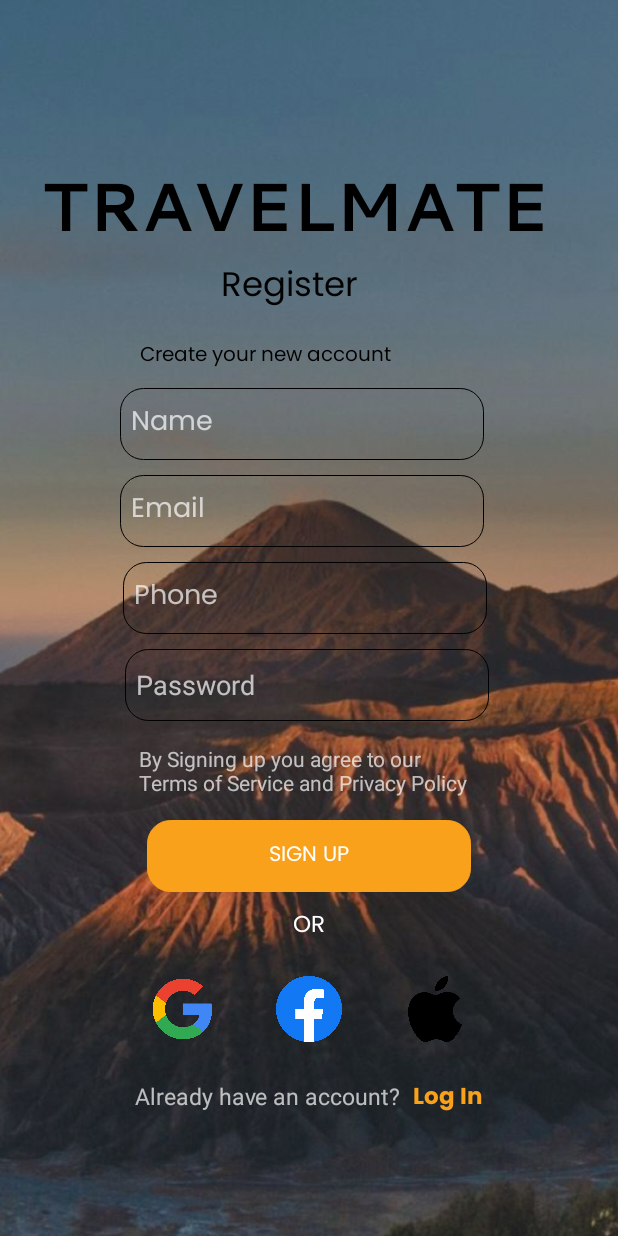
After one commit to Rite12/Travelmate, an Android app: the layout activity_register.xml on its own in the app's theme, with its tools: preview values and no code run, on a phone screen of 412 x 824 dp. The commit adds this screen. Run offline under Robolectric (Android 15) with nearby library versions, the phone set to English and light mode, and no system bars.

Commit message:
version 1.0.2 adding registration activities

```diff
--- a/app/build.gradle.kts
+++ b/app/build.gradle.kts
@@ -62,6 +62,7 @@ dependencies {
     implementation(libs.androidx.appcompat)
     implementation(libs.material)
     implementation(libs.androidx.activity)
+    implementation(libs.androidx.constraintlayout)
     testImplementation(libs.junit)
     androidTestImplementation(libs.androidx.junit)
     androidTestImplementation(libs.androidx.espresso.core)
--- a/app/src/main/java/com/example/travelmate/MainActivity.kt
+++ b/app/src/main/java/com/example/travelmate/MainActivity.kt
@@ -12,7 +12,6 @@ class MainActivity : AppCompatActivity() {
         super.onCreate(savedInstanceState)
         setContentView(R.layout.activity_main)
 
-        // Delay for 3 seconds before navigating to LoginActivity
         Handler(Looper.getMainLooper()).postDelayed({
             val intent = Intent(this, LoginActivity::class.java)
             startActivity(intent)
--- /dev/null
+++ b/app/src/main/java/com/example/travelmate/Register.kt
@@ -0,0 +1,24 @@
+package com.example.travelmate.ui.theme
+
+import android.os.Bundle
+import android.widget.TextView
+import android.content.Intent
+import androidx.activity.enableEdgeToEdge
+import androidx.appcompat.app.AppCompatActivity
+import androidx.core.view.ViewCompat
+import androidx.core.view.WindowInsetsCompat
+import com.example.travelmate.R
+
+class RegisterActivity : AppCompatActivity() {
+    override fun onCreate(savedInstanceState: Bundle?) {
+        super.onCreate(savedInstanceState)
+        enableEdgeToEdge()
+        setContentView(R.layout.activity_register)
+        val textView6 = findViewById<TextView>(R.id.textView6)
+        textView6.setOnClickListener{
+            val intent = Intent(this, LoginActivity::class.java)
+            startActivity(intent)
+        }
+
+        }
+    }
--- a/app/src/main/java/com/example/travelmate/ui/theme/login.kt
+++ b/app/src/main/java/com/example/travelmate/ui/theme/login.kt
@@ -1,16 +1,18 @@
 package com.example.travelmate.ui.theme
 
+import android.annotation.SuppressLint
 import android.content.Context
 import android.content.Intent
 import android.content.SharedPreferences
 import android.os.Bundle
+import android.widget.TextView
 import android.widget.Button
 import android.widget.CheckBox
 import android.widget.EditText
 import android.widget.Toast
 import androidx.appcompat.app.AppCompatActivity
-import com.example.travelmate.MainActivity
 import com.example.travelmate.R
+import com.example.travelmate.ui.theme.RegisterActivity
 
 class LoginActivity : AppCompatActivity() {
     private lateinit var emailEditText: EditText
@@ -21,10 +23,10 @@ class LoginActivity : AppCompatActivity() {
     private lateinit var googleLoginButton: Button
     private lateinit var facebookLoginButton: Button
     private lateinit var appleLoginButton: Button
-    private lateinit var signUpButton: Button
     private lateinit var sharedPreferences: SharedPreferences
 
 
+    @SuppressLint("MissingInflatedId")
     override fun onCreate(savedInstanceState: Bundle?) {
         super.onCreate(savedInstanceState)
         setContentView(R.layout.login)
@@ -34,9 +36,17 @@ class LoginActivity : AppCompatActivity() {
         rememberMeCheckBox = findViewById(R.id.rememberMeCheckBox)
         loginButton = findViewById(R.id.loginButton)
 
+
         sharedPreferences = getSharedPreferences("loginPrefs", Context.MODE_PRIVATE)
 
         checkLoginStatus()
+
+        val registerTextView = findViewById<TextView>(R.id.textview3)
+        registerTextView.setOnClickListener {
+            val intent = Intent(this, RegisterActivity::class.java)
+            startActivity(intent)
+        }
+
 
         loginButton.setOnClickListener {
             val email = emailEditText.text.toString()
--- /dev/null
+++ b/app/src/main/res/layout/activity_register.xml
@@ -0,0 +1,250 @@
+<?xml version="1.0" encoding="utf-8"?>
+<RelativeLayout xmlns:android="http://schemas.android.com/apk/res/android"
+    xmlns:tools="http://schemas.android.com/tools"
+    android:layout_width="match_parent"
+    android:layout_height="match_parent"
+    tools:context=".ui.theme.RegisterActivity">
+
+
+    <ImageView
+        android:id="@+id/imageView"
+        android:layout_width="match_parent"
+        android:layout_height="match_parent"
+        android:contentDescription="@string/app_name"
+        android:scaleType="centerCrop"
+        android:src="@drawable/mountain" />
+
+    <TextView
+        android:id="@+id/textView3"
+        android:layout_width="wrap_content"
+        android:layout_height="wrap_content"
+        android:layout_alignParentStart="true"
+        android:layout_alignParentTop="true"
+        android:layout_alignParentEnd="true"
+        android:layout_centerHorizontal="true"
+        android:layout_marginStart="28dp"
+        android:layout_marginTop="104dp"
+        android:layout_marginEnd="22dp"
+        android:fontFamily="@font/boldc"
+        android:shadowDx="1"
+        android:shadowDy="1"
+        android:shadowRadius="1"
+        android:text="TRAVELMATE"
+        android:textColor="@color/black"
+        android:textSize="45sp" />
+
+    <TextView
+        android:id="@+id/textView4"
+        android:layout_width="98dp"
+        android:layout_height="42dp"
+        android:layout_below="@+id/textView3"
+        android:layout_centerHorizontal="true"
+        android:layout_alignParentStart="true"
+        android:layout_alignParentEnd="true"
+        android:layout_marginStart="147dp"
+        android:layout_marginTop="4dp"
+        android:layout_marginEnd="149dp"
+        android:fontFamily="@font/poppins"
+        android:text="Register"
+        android:textColor="@color/black"
+        android:textSize="22.5sp" />
+
+    <TextView
+        android:id="@id/textView2"
+        android:layout_width="181dp"
+        android:layout_height="wrap_content"
+        android:layout_below="@+id/textView4"
+        android:layout_alignParentStart="true"
+        android:layout_alignParentEnd="true"
+        android:layout_centerHorizontal="true"
+        android:layout_marginStart="93dp"
+        android:layout_marginTop="11dp"
+        android:layout_marginEnd="119dp"
+        android:fontFamily="@font/poppins"
+        android:text="Create your new account"
+        android:textColor="@color/black"
+        android:textSize="13.5sp" />
+
+    <EditText
+        android:id="@+id/editText"
+        android:layout_width="wrap_content"
+        android:layout_height="wrap_content"
+        android:layout_below="@+id/textView2"
+        android:layout_alignParentStart="true"
+        android:layout_alignParentEnd="true"
+        android:layout_centerHorizontal="true"
+        android:layout_marginStart="80dp"
+        android:layout_marginTop="10dp"
+        android:layout_marginEnd="89dp"
+        android:background="@drawable/rounded"
+        android:fontFamily="@font/poppins"
+        android:hint="Name"
+        android:inputType="textPersonName"
+        android:minHeight="48dp"
+        android:padding="7dp"
+        android:textColor="@color/black"
+        android:textSize="18sp" />
+
+    <EditText
+        android:id="@+id/EmailEditText"
+        android:layout_width="wrap_content"
+        android:layout_height="wrap_content"
+        android:layout_below="@+id/editText"
+        android:layout_alignParentStart="true"
+        android:layout_alignParentEnd="true"
+        android:layout_centerHorizontal="true"
+        android:layout_marginStart="80dp"
+        android:layout_marginTop="10dp"
+        android:layout_marginEnd="89dp"
+        android:background="@drawable/rounded"
+        android:fontFamily="@font/poppins"
+        android:hint="Email"
+        android:inputType="textEmailAddress"
+        android:minHeight="48dp"
+        android:padding="7dp"
+        android:textColor="@color/black" />
+
+    <EditText
+        android:id="@+id/PhoneEditText"
+        android:layout_width="wrap_content"
+        android:layout_height="wrap_content"
+        android:layout_below="@id/EmailEditText"
+        android:layout_alignParentStart="true"
+        android:layout_alignParentEnd="true"
+        android:layout_centerHorizontal="true"
+        android:layout_marginStart="82dp"
+        android:layout_marginTop="10dp"
+        android:layout_marginEnd="87dp"
+        android:background="@drawable/rounded"
+        android:fontFamily="@font/poppins"
+        android:hint="Phone"
+        android:inputType="textPhonetic"
+        android:minHeight="48dp"
+        android:padding="7dp"
+        android:textColor="@color/black" />
+
+    <EditText
+        android:id="@+id/PasswordEditText"
+        android:layout_width="wrap_content"
+        android:layout_height="wrap_content"
+        android:layout_below="@id/PhoneEditText"
+        android:layout_alignParentStart="true"
+        android:layout_alignParentEnd="true"
+        android:layout_centerHorizontal="true"
+        android:layout_marginStart="83dp"
+        android:layout_marginTop="10dp"
+        android:layout_marginEnd="86dp"
+        android:background="@drawable/rounded"
+        android:hint="Password"
+        android:inputType="textPassword"
+        android:minHeight="48dp"
+        android:padding="7dp"
+        android:textColor="@color/black" />
+
+    <TextView
+        android:id="@+id/terms"
+        android:layout_width="226dp"
+        android:layout_height="wrap_content"
+        android:layout_below="@id/PasswordEditText"
+        android:layout_centerHorizontal="true"
+        android:layout_marginTop="15dp"
+        android:gravity="left"
+        android:text="By Signing up you agree to our Terms of Service and Privacy Policy" />
+
+    <Button
+        android:id="@+id/daftar"
+        android:layout_width="216dp"
+        android:layout_height="48dp"
+        android:layout_below="@id/terms"
+        android:layout_centerHorizontal="true"
+        android:layout_marginLeft="20dp"
+        android:layout_marginTop="15dp"
+        android:layout_marginRight="20dp"
+        android:background="@drawable/rounded"
+        android:backgroundTint="@color/Oranges"
+        android:fontFamily="@font/poppins"
+        android:text="Sign Up" />
+
+    <TextView
+        android:id="@+id/textView"
+        android:layout_width="wrap_content"
+        android:layout_height="wrap_content"
+        android:layout_below="@id/daftar"
+        android:layout_centerHorizontal="true"
+        android:layout_marginTop="10dp"
+        android:fontFamily="@font/poppins"
+        android:text="OR"
+        android:textColor="@android:color/white"
+        android:textSize="15sp" />
+
+    <RelativeLayout
+        android:id="@+id/relativelayout2"
+        android:layout_width="match_parent"
+        android:layout_height="wrap_content"
+        android:layout_below="@+id/textView"
+        android:layout_marginTop="10dp"
+        android:gravity="center"
+        android:orientation="horizontal">
+
+        <ImageView
+            android:id="@+id/googleLoginButton"
+            android:layout_width="64dp"
+            android:layout_height="44dp"
+            android:layout_margin="10dp"
+            android:layout_marginEnd="180dp"
+            android:layout_toStartOf="@+id/facebookLoginButton"
+            android:contentDescription="@string/google_login"
+            android:src="@drawable/google" />
+
+        <ImageView
+            android:id="@+id/facebookLoginButton"
+            android:layout_width="64dp"
+            android:layout_height="44dp"
+            android:layout_margin="10dp"
+            android:layout_marginEnd="264dp"
+            android:layout_toStartOf="@+id/appleLoginButton"
+            android:src="@drawable/facebook" />
+
+        <ImageView
+            android:id="@+id/appleLoginButton"
+            android:layout_width="64dp"
+            android:layout_height="44dp"
+            android:layout_alignParentEnd="true"
+            android:layout_margin="10dp"
+            android:layout_marginStart="10dp"
+            android:layout_marginLeft="103dp"
+            android:layout_marginEnd="173dp"
+            android:contentDescription="@string/apple_login"
+            android:src="@drawable/apple" />
+
+
+    </RelativeLayout>
+
+    <TextView
+        android:id="@+id/textView5"
+        android:layout_width="wrap_content"
+        android:layout_height="wrap_content"
+        android:layout_below="@+id/relativelayout2"
+        android:layout_alignParentStart="true"
+        android:layout_alignParentBottom="true"
+        android:layout_marginStart="90dp"
+        android:layout_marginTop="15dp"
+        android:layout_marginBottom="28dp"
+        android:text="Already have an account?"
+        android:textSize="15sp" />
+
+    <TextView
+        android:id="@+id/textView6"
+        android:layout_width="wrap_content"
+        android:layout_height="wrap_content"
+        android:layout_below="@+id/relativelayout2"
+        android:layout_alignParentBottom="true"
+        android:layout_marginLeft="8dp"
+        android:layout_marginTop="14dp"
+        android:layout_marginBottom="28dp"
+        android:layout_toRightOf="@id/textView5"
+        android:fontFamily="@font/boldp"
+        android:text="Log In"
+        android:textColor="@color/Oranges"
+        android:textSize="15sp" />
+</RelativeLayout>
--- a/app/src/main/res/layout/login.xml
+++ b/app/src/main/res/layout/login.xml
@@ -20,7 +20,7 @@
         android:layout_centerHorizontal="true"
         android:layout_marginTop="100dp"
         android:text="TRAVELMATE"
-        android:textSize="36sp"
+        android:textSize="50sp"
         android:textColor="@android:color/black"
         android:fontFamily="@font/boldc"
         android:shadowDx="1"
@@ -39,11 +39,12 @@
         android:textColor="@android:color/black"
         android:fontFamily="@font/poppins" />
 
-    <EditText
+        <EditText
         android:id="@+id/emailEditText"
         android:layout_width="match_parent"
         android:layout_height="wrap_content"
         android:autofillHints=""
+            android:layout_centerHorizontal="true"
         android:backgroundTintMode="screen"
         android:layout_below="@id/subtitleTextView"
         android:layout_marginLeft="20dp"
@@ -67,6 +68,7 @@
         android:layout_marginRight="20dp"
         android:textColor="@color/white"
         android:padding="12dp"
+        android:layout_centerHorizontal="true"
         android:background="@drawable/rounded"
         android:backgroundTintMode="screen"
         android:fontFamily="@font/poppins"
@@ -113,7 +115,8 @@
         android:layout_marginLeft="20dp"
         android:layout_marginTop="46dp"
         android:layout_marginRight="20dp"
-        android:background="@color/Oranges"
+        android:background="@drawable/rounded"
+        android:backgroundTint="@color/Oranges"
         android:fontFamily="@font/poppins"
         android:text="Log In"
         android:textColor="@android:color/white"
@@ -181,8 +184,8 @@
 
     <TextView
         android:id="@+id/textview3"
-        android:layout_width="133dp"
-        android:layout_height="25dp"
+        android:layout_width="wrap_content"
+        android:layout_height="32dp"
         android:layout_below="@+id/linearLayout2"
         android:layout_alignParentStart="true"
         android:layout_alignParentEnd="true"
@@ -190,8 +193,8 @@
         android:layout_marginStart="232dp"
         android:layout_marginTop="34dp"
         android:layout_marginEnd="46dp"
-        android:layout_marginBottom="80dp"
-        android:fontFamily="@font/poppins"
+        android:layout_marginBottom="53dp"
+        android:fontFamily="@font/boldp"
         android:text="create account"
         android:textColor="@android:color/holo_orange_light" />
 </RelativeLayout>
--- a/gradle/libs.versions.toml
+++ b/gradle/libs.versions.toml
@@ -11,6 +11,7 @@ composeBom = "2023.08.00"
 appcompat = "1.6.1"
 material = "1.12.0"
 activity = "1.9.0"
+constraintlayout = "2.1.4"
 
 [libraries]
 androidx-core-ktx = { group = "androidx.core", name = "core-ktx", version.ref = "coreKtx" }
@@ -30,6 +31,7 @@ androidx-material3 = { group = "androidx.compose.material3", name = "material3"
 androidx-appcompat = { group = "androidx.appcompat", name = "appcompat", version.ref = "appcompat" }
 material = { group = "com.google.android.material", name = "material", version.ref = "material" }
 androidx-activity = { group = "androidx.activity", name = "activity", version.ref = "activity" }
+androidx-constraintlayout = { group = "androidx.constraintlayout", name = "constraintlayout", version.ref = "constraintlayout" }
 
 [plugins]
 android-application = { id = "com.android.application", version.ref = "agp" }
```
Also changed, not shown: app/src/main/AndroidManifest.xml (+15 -5 lines), app/src/main/res/font/boldp.ttf (added).
